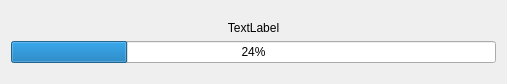
Qt form FixScan/progressdialog.ui (Shining3D/sdk-demo-cpp-fix) before a commit.
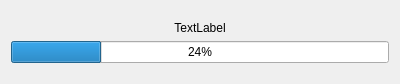
The same form after that commit.

Diff of the .ui file:
```diff
--- a/FixScan/progressdialog.ui
+++ b/FixScan/progressdialog.ui
@@ -6,10 +6,16 @@
    <rect>
     <x>0</x>
     <y>0</y>
-    <width>507</width>
+    <width>400</width>
     <height>84</height>
    </rect>
   </property>
+  <property name="minimumSize">
+   <size>
+    <width>400</width>
+    <height>84</height>
+   </size>
+  </property>
   <property name="windowTitle">
    <string>Dialog</string>
   </property>
```
